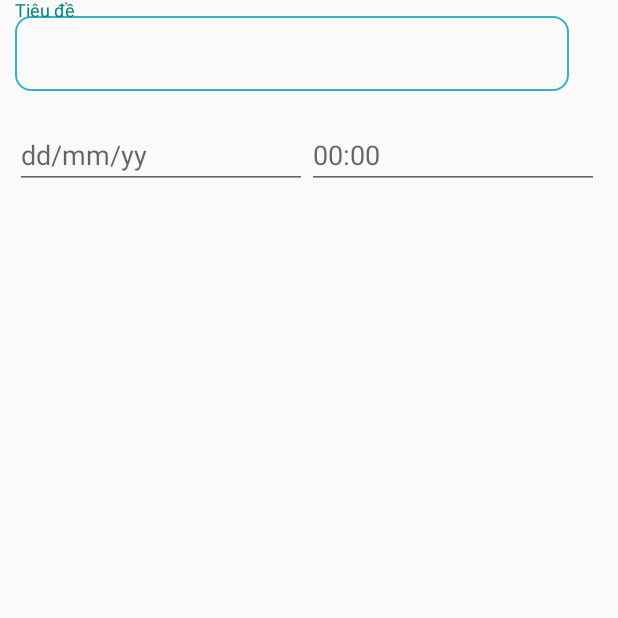
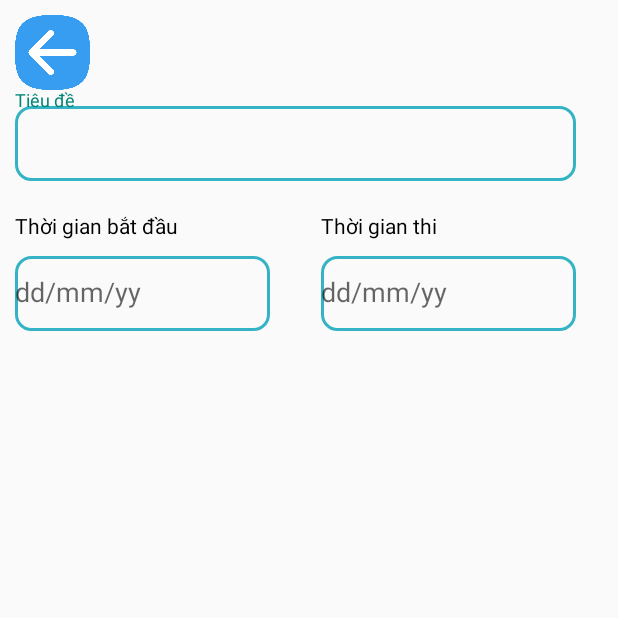
Before and after one commit to trandangquoc271202/GameTeamBulding, an Android app: the CreateCompetitionActivity screen opened directly, with no data from a screen before it, on a phone screen of 412 x 824 dp, the top half of it. Run offline under Robolectric (Android 15) with nearby library versions, the phone set to English and light mode, and no system bars.

Commit message:
update UI

```diff
--- a/app/src/main/res/drawable/border.xml
+++ b/app/src/main/res/drawable/border.xml
@@ -1,6 +1,6 @@
 <shape xmlns:android="http://schemas.android.com/apk/res/android">
     <stroke
-        android:width="1dp"
+        android:width="2dp"
         android:color="#34B3C5" />
     <corners
         android:radius="10dp" />
--- a/app/src/main/res/layout/activity_create_competition.xml
+++ b/app/src/main/res/layout/activity_create_competition.xml
@@ -18,10 +18,23 @@
             android:layout_height="wrap_content"
             android:orientation="vertical">
 
+            <View
+                android:id="@+id/back"
+                android:layout_width="50dp"
+                android:layout_height="50dp"
+                android:layout_marginStart="10dp"
+                android:layout_marginTop="10dp"
+                android:background="@mipmap/back"
+                app:layout_constraintStart_toStartOf="parent"
+                app:layout_constraintTop_toTopOf="parent" />
+
             <com.google.android.material.textfield.TextInputLayout
                 android:id="@+id/layout_username"
                 android:layout_width="match_parent"
-                android:layout_height="wrap_content">
+                android:layout_height="wrap_content"
+
+                android:layout_marginStart="10dp"
+                android:layout_marginEnd="25dp">
 
                 <com.google.android.material.textfield.TextInputEditText
                     android:id="@+id/edit_text_username"
@@ -29,38 +42,86 @@
                     android:layout_height="50dp"
                     android:layout_marginTop="10dp"
                     android:layout_marginBottom="10dp"
-                    android:layout_marginStart="10dp"
-                    android:layout_marginEnd="30dp"
                     android:background="@drawable/border"
                     android:hint="Tiêu đề" />
             </com.google.android.material.textfield.TextInputLayout>
+            <GridLayout
+                android:layout_width="match_parent"
+                android:layout_height="wrap_content"
+                android:layout_margin="10dp"
+                android:layout_weight="8"
+                android:alignmentMode="alignMargins"
+                android:columnCount="3"
+                android:columnOrderPreserved="false"
 
-            <LinearLayout
-                android:layout_width="match_parent"
-                android:layout_height="154dp"
-                android:layout_margin="10dp"
-                android:orientation="horizontal">
+                android:rowCount="3">
 
-                <EditText
-                    android:id="@+id/editTextDate"
+
+                <LinearLayout
                     android:layout_width="wrap_content"
                     android:layout_height="wrap_content"
-                    android:layout_weight="1"
-                    android:ems="10"
-                    android:hint="dd/mm/yy"
-                    android:inputType="date" />
+                    android:layout_row="0"
+                    android:layout_column="0"
+                    android:orientation="vertical">
 
-                <EditText
-                    android:id="@+id/editTextDate2"
+                    <TextView
+                        android:id="@+id/textView2"
+                        android:layout_width="wrap_content"
+                        android:layout_height="wrap_content"
+                        android:text="Thời gian bắt đầu"
+                        android:textColor="@color/black" />
+
+                    <com.google.android.material.textfield.TextInputLayout
+                        android:id="@+id/dateStart"
+                        android:layout_width="170dp"
+                        android:layout_height="wrap_content">
+
+                        <com.google.android.material.textfield.TextInputEditText
+                            android:id="@+id/editDateStart"
+                            android:layout_width="match_parent"
+                            android:layout_height="50dp"
+                            android:layout_marginTop="10dp"
+                            android:layout_marginBottom="10dp"
+                            android:background="@drawable/border"
+                            android:hint="dd/mm/yy" />
+                    </com.google.android.material.textfield.TextInputLayout>
+                </LinearLayout>
+
+                <LinearLayout
                     android:layout_width="wrap_content"
                     android:layout_height="wrap_content"
-                    android:layout_weight="1"
-                    android:ems="10"
-                    android:hint="00:00"
-                    android:inputType="date" />
-            </LinearLayout>
+                    android:layout_row="0"
+                    android:layout_marginEnd="15dp"
+                    android:layout_column="2"
+                    android:orientation="vertical">
+
+                    <TextView
+                        android:id="@+id/TextDateTime"
+                        android:layout_width="wrap_content"
+                        android:layout_height="wrap_content"
+                        android:text="Thời gian thi"
+                        android:textColor="@color/black" />
+
+                    <com.google.android.material.textfield.TextInputLayout
+                        android:id="@+id/dateEnd"
+                        android:layout_width="170dp"
+                        android:layout_height="wrap_content">
+
+                        <com.google.android.material.textfield.TextInputEditText
+                            android:id="@+id/editDateEnd"
+                            android:layout_width="match_parent"
+                            android:layout_height="50dp"
+                            android:layout_marginTop="10dp"
+                            android:layout_marginBottom="10dp"
+                            android:background="@drawable/border"
+                            android:hint="dd/mm/yy" />
+                    </com.google.android.material.textfield.TextInputLayout>
+                </LinearLayout>
+            </GridLayout>
 
 
         </LinearLayout>
+
+
     </ScrollView>
 </androidx.constraintlayout.widget.ConstraintLayout>
```
Also changed, not shown: app/src/main/res/mipmap-hdpi/back.png (added).
